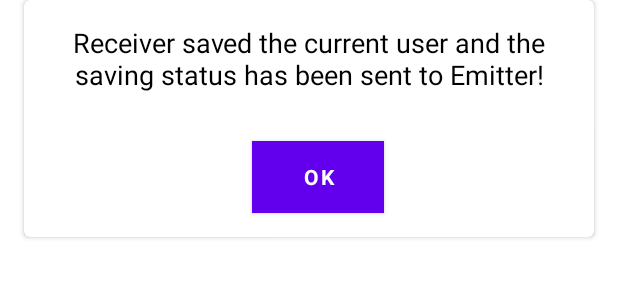
After one commit to MGamalE/YelloMiddleMan, an Android app: the layout dialog_receive_status.xml on its own in the app's theme, with its tools: preview values and no code run, on a phone screen of 412 x 824 dp. The commit adds this screen. Shown: the top 300 px of the screen. Run offline under Robolectric (Android 15) with nearby library versions, the phone set to English and light mode, and no system bars.

Commit message:
Implement connection for saving user in receiver && Send status to emitter

```diff
--- a/app/src/main/AndroidManifest.xml
+++ b/app/src/main/AndroidManifest.xml
@@ -4,6 +4,7 @@
 
     <uses-permission android:name="android.permission.INTERNET"/>
     <uses-permission android:name="android.permission.ACCESS_NETWORK_STATE"/>
+    <uses-permission android:name="android.permission.ACCESS_WIFI_STATE"/>
 
     <application
         android:allowBackup="true"
--- /dev/null
+++ b/app/src/main/res/layout/dialog_receive_status.xml
@@ -0,0 +1,62 @@
+<?xml version="1.0" encoding="utf-8"?>
+<androidx.cardview.widget.CardView xmlns:android="http://schemas.android.com/apk/res/android"
+    xmlns:app="http://schemas.android.com/apk/res-auto"
+    xmlns:tools="http://schemas.android.com/tools"
+    android:layout_width="match_parent"
+    android:layout_height="wrap_content"
+    android:layout_marginStart="16dp"
+    android:layout_marginEnd="16dp"
+    app:cardBackgroundColor="@color/white"
+    app:cardCornerRadius="4dp"
+    app:layout_constraintBottom_toBottomOf="parent"
+    app:layout_constraintEnd_toEndOf="parent"
+    app:layout_constraintStart_toStartOf="parent"
+    app:layout_constraintTop_toTopOf="parent">
+
+    <androidx.constraintlayout.widget.ConstraintLayout
+        android:layout_width="match_parent"
+        android:layout_height="match_parent">
+
+        <TextView
+            android:id="@+id/title"
+            android:layout_width="0dp"
+            android:layout_height="wrap_content"
+            android:layout_marginStart="16dp"
+            android:layout_marginTop="16dp"
+            android:layout_marginEnd="16dp"
+            android:gravity="center"
+            android:text="@string/save_status"
+            android:textAlignment="center"
+            android:textColor="@android:color/primary_text_light_nodisable"
+            android:textSize="18sp"
+            app:layout_constraintEnd_toEndOf="parent"
+            app:layout_constraintStart_toStartOf="parent"
+            app:layout_constraintTop_toTopOf="parent" />
+
+
+        <com.google.android.material.button.MaterialButton
+            android:id="@+id/confirm_btn"
+            style="@style/TextAppearance.AppCompat.Small"
+            android:layout_width="wrap_content"
+            android:layout_height="48dp"
+            android:layout_marginStart="16dp"
+            android:layout_marginLeft="16dp"
+            android:layout_marginTop="32dp"
+            android:layout_marginEnd="4dp"
+            android:layout_marginRight="4dp"
+            android:layout_marginBottom="16dp"
+            android:background="@color/purple_500"
+            android:text="@string/ok"
+            android:textColor="@color/white"
+            android:textStyle="bold"
+            android:theme="@style/Theme.MaterialComponents.Light"
+            app:backgroundTint="@color/purple_500"
+            app:cornerRadius="0dp"
+            app:layout_constraintBottom_toBottomOf="parent"
+            app:layout_constraintEnd_toEndOf="parent"
+            app:layout_constraintStart_toStartOf="parent"
+            app:layout_constraintTop_toBottomOf="@+id/title" />
+
+
+    </androidx.constraintlayout.widget.ConstraintLayout>
+</androidx.cardview.widget.CardView>
--- a/app/src/main/res/values/strings.xml
+++ b/app/src/main/res/values/strings.xml
@@ -1,6 +1,7 @@
 <resources>
     <string name="app_name">YelloMiddleMan</string>
-    <string name="message">This received user from emitter has been forwarded to Receiver!</string>
+    <string name="message">This received user from Emitter has been forwarded to Receiver!</string>
+    <string name="save_status">Receiver saved the current user and the saving status has been sent to Emitter!</string>
     <string name="ok">OK</string>
     <string name="cancel">Cancel</string>
 </resources>
```
Also changed, not shown: app/src/main/java/com/sharkawy/yellomiddleman/presentation/MainActivity.kt (+74 -18 lines), app/src/main/java/com/sharkawy/yellomiddleman/presentation/core/IPUtil.kt (added, +65 -0 lines).
